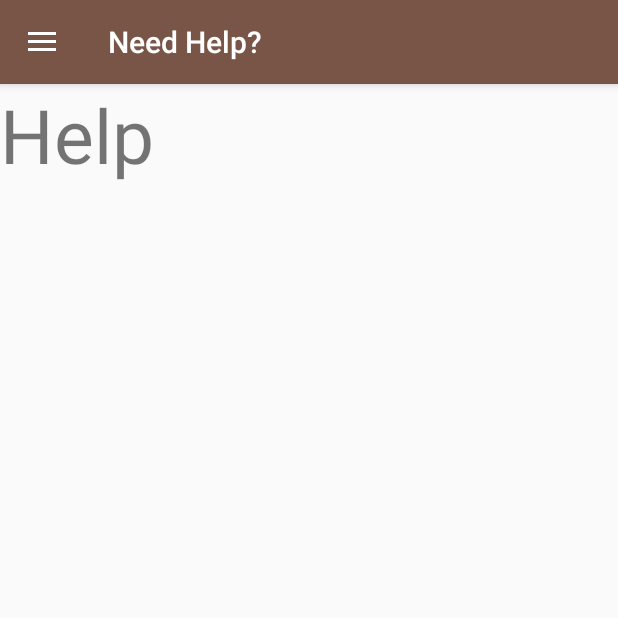
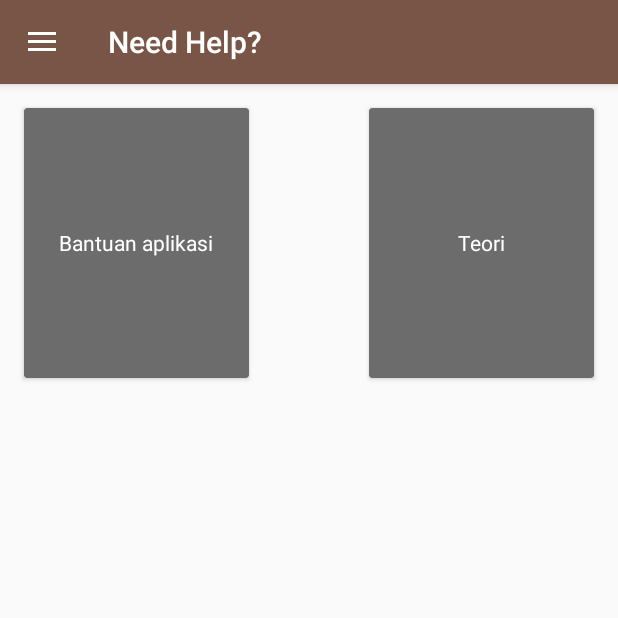
Before and after one commit to suryadmn/aaron, an Android app: the screen it shows after launch (MainActivity), in the side drawer, after a tap on "Need Help?", on a phone screen of 412 x 824 dp, the top half of it. Run offline under Robolectric (Android 15) with nearby library versions, the phone set to English and light mode, and no system bars.

Commit message:
Aaron - Alqur'an tajwid

```diff
--- a/app/src/main/java/com/simpleMan/aaron/MainActivity.java
+++ b/app/src/main/java/com/simpleMan/aaron/MainActivity.java
@@ -122,8 +122,8 @@ public class MainActivity extends AppCompatActivity implements AdapterView.OnIte
         if (toggle.onOptionsItemSelected(item)) {
 
             //Hide virtual keyboard
-            InputMethodManager inputManager = (InputMethodManager) getSystemService(Context.INPUT_METHOD_SERVICE);
-            inputManager.hideSoftInputFromWindow(getCurrentFocus().getWindowToken(), InputMethodManager.HIDE_NOT_ALWAYS);
+            //InputMethodManager inputManager = (InputMethodManager) getSystemService(Context.INPUT_METHOD_SERVICE);
+            //inputManager.hideSoftInputFromWindow(getCurrentFocus().getWindowToken(), InputMethodManager.HIDE_NOT_ALWAYS);
 
             return true;
         }
--- a/app/src/main/java/com/simpleMan/aaron/TajwidSliderAdapter.java
+++ b/app/src/main/java/com/simpleMan/aaron/TajwidSliderAdapter.java
@@ -272,8 +272,10 @@ public class TajwidSliderAdapter extends PagerAdapter {
                 //Delete all data from Room first
                 contentViewModel.deleteAllContents();
 
-                //Then insert
-                if (condition == 1){
+                //Check array null or not
+                if (contentViewModel.getAllContent().getValue() == null || contentViewModel.getAllContent().getValue().isEmpty()) {
+                    Toast.makeText(context, "Hidupkan data untuk download konten tajwid", Toast.LENGTH_LONG).show();
+                }else if (condition == 1){
                     for (int i = 0; i < 4; i++){
                         Content content = new Content(contentArab[i], contentBahasa[i]);
                         contentViewModel.insert(content);
--- a/app/src/main/java/com/simpleMan/aaron/bookmark.java
+++ b/app/src/main/java/com/simpleMan/aaron/bookmark.java
@@ -34,7 +34,7 @@ public class bookmark extends Fragment {
     private RecyclerView mRecyclerView;
     private bookmarkAdapter mAdapter;
     private RecyclerView.LayoutManager mLayoutManager;
-    private ArrayList<bookmarkItem> mBookmarkList;
+    private ArrayList<bookmarkItem> mBookmarkList = null;
     private Bundle bundle;
 
     public bookmark() {
@@ -124,8 +124,8 @@ public class bookmark extends Fragment {
         Type type = new TypeToken<ArrayList<bookmarkItem>>() {}.getType();
         mBookmarkList = gson.fromJson(json, type);
 
-        //Check is data array from bookmarkList empty
-        if (mBookmarkList.isEmpty()){
+        //Check data array from bookmarkList are empty or null
+        if (mBookmarkList == null || mBookmarkList.isEmpty()){
             showAlertDialog(R.layout.no_bookmark_popup);
         }
 
--- a/app/src/main/java/com/simpleMan/aaron/bookmarkAdapter.java
+++ b/app/src/main/java/com/simpleMan/aaron/bookmarkAdapter.java
@@ -8,6 +8,7 @@ import android.view.View;
 import android.view.ViewGroup;
 import android.widget.ImageView;
 import android.widget.TextView;
+import android.widget.Toast;
 
 import androidx.annotation.NonNull;
 import androidx.recyclerview.widget.RecyclerView;
@@ -103,7 +104,7 @@ public class bookmarkAdapter extends RecyclerView.Adapter<bookmarkAdapter.Bookma
 
     @Override
     public int getItemCount() {
-        return mBookmarkList.size();
+        return null!=mBookmarkList?mBookmarkList.size():0;
     }
 
     public String saveData(View view){
--- a/app/src/main/res/layout/fragment_help.xml
+++ b/app/src/main/res/layout/fragment_help.xml
@@ -1,15 +1,48 @@
 <?xml version="1.0" encoding="utf-8"?>
-<FrameLayout xmlns:android="http://schemas.android.com/apk/res/android"
+<androidx.constraintlayout.widget.ConstraintLayout xmlns:android="http://schemas.android.com/apk/res/android"
+    xmlns:app="http://schemas.android.com/apk/res-auto"
     xmlns:tools="http://schemas.android.com/tools"
     android:layout_width="match_parent"
     android:layout_height="match_parent"
     tools:context=".help">
 
-    <!-- TODO: Update blank fragment layout -->
-    <TextView
-        android:layout_width="match_parent"
-        android:layout_height="match_parent"
-        android:text="Help"
-        android:textSize="50dp" />
+    <androidx.cardview.widget.CardView
+        android:id="@+id/help"
+        android:layout_width="150dp"
+        android:layout_height="180dp"
+        android:layout_marginStart="16dp"
+        android:layout_marginTop="16dp"
+        app:layout_constraintStart_toStartOf="parent"
+        app:layout_constraintTop_toTopOf="parent"
+        app:cardBackgroundColor="@color/darkGray">
 
-</FrameLayout>
+        <TextView
+            android:layout_width="wrap_content"
+            android:layout_height="wrap_content"
+            android:text="Bantuan aplikasi"
+            android:textColor="@color/white"
+            android:layout_gravity="center"/>
+
+    </androidx.cardview.widget.CardView>
+
+    <androidx.cardview.widget.CardView
+        android:id="@+id/theory"
+        android:layout_width="150dp"
+        android:layout_height="180dp"
+        android:layout_marginTop="16dp"
+        app:cardBackgroundColor="@color/darkGray"
+        app:layout_constraintEnd_toEndOf="parent"
+        app:layout_constraintHorizontal_bias="0.831"
+        app:layout_constraintStart_toEndOf="@+id/help"
+        app:layout_constraintTop_toTopOf="parent" >
+
+        <TextView
+            android:layout_width="wrap_content"
+            android:layout_height="wrap_content"
+            android:text="Teori"
+            android:textColor="@color/white"
+            android:layout_gravity="center"/>
+
+    </androidx.cardview.widget.CardView>
+
+</androidx.constraintlayout.widget.ConstraintLayout>
```
